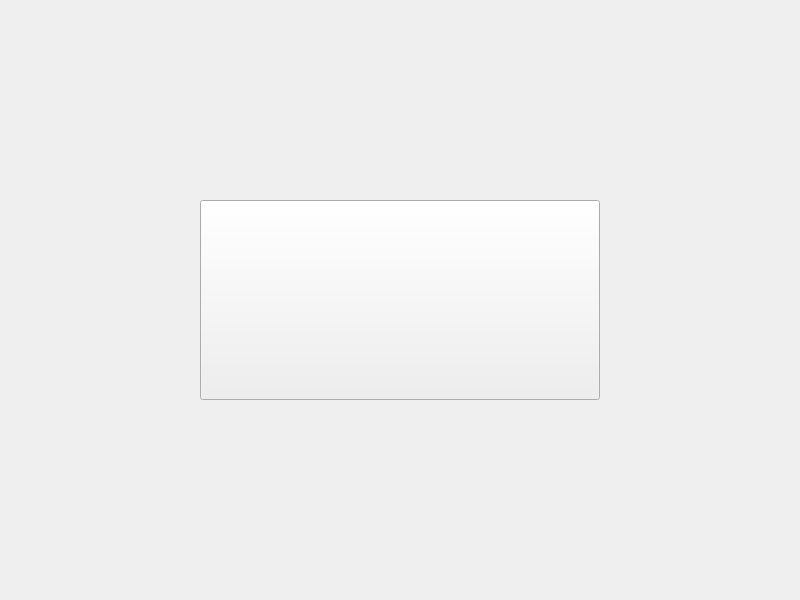
Qt form example/MainWindow.ui (MilanInjac/WolkConnect-Cpp) before a commit.
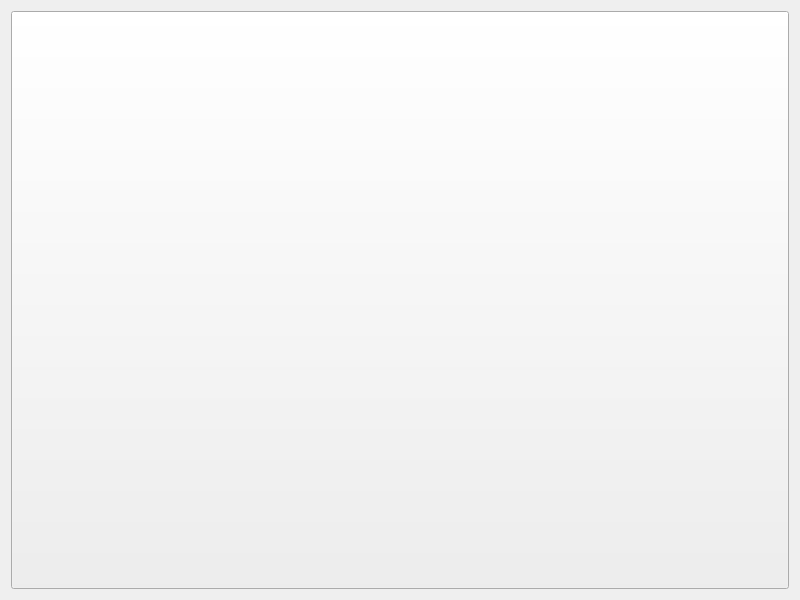
The same form after that commit.

Patch:
```diff
--- a/example/MainWindow.ui
+++ b/example/MainWindow.ui
@@ -30,7 +30,7 @@
     <item>
      <widget class="QPushButton" name="pushButton">
       <property name="sizePolicy">
-       <sizepolicy hsizetype="Fixed" vsizetype="Fixed">
+       <sizepolicy hsizetype="Expanding" vsizetype="Expanding">
         <horstretch>0</horstretch>
         <verstretch>0</verstretch>
        </sizepolicy>
@@ -43,7 +43,7 @@
       </property>
       <property name="font">
        <font>
-        <pointsize>15</pointsize>
+        <pointsize>40</pointsize>
         <weight>75</weight>
         <bold>true</bold>
        </font>
```
